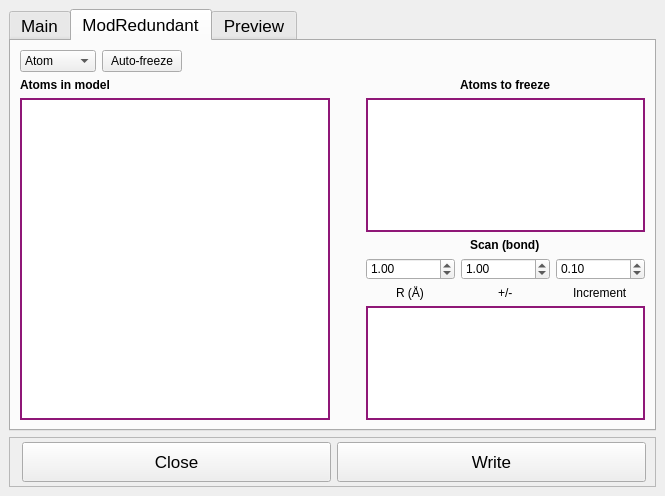
Qt form UIs/SetupWindow.ui (isaksengeir/REACT) before a commit.
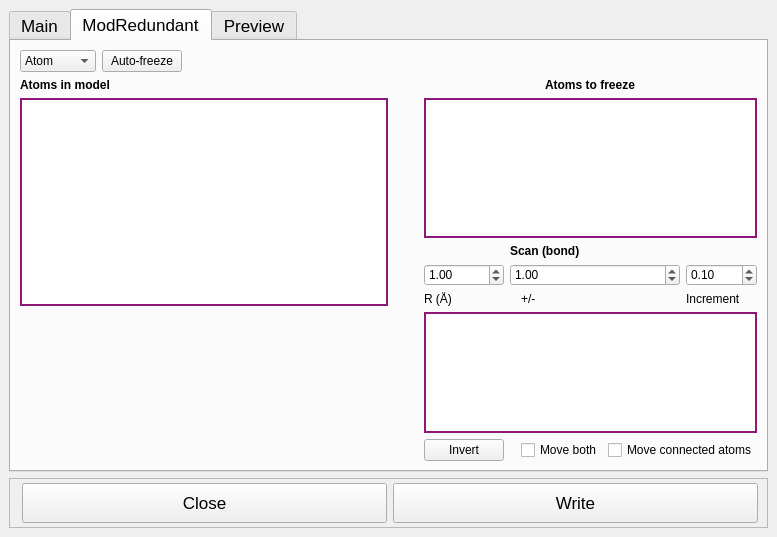
The same form after that commit. The open tabs and pages were chosen to show the change. Icons and pictures are not drawn.

```diff
--- a/UIs/SetupWindow.ui
+++ b/UIs/SetupWindow.ui
@@ -6,8 +6,8 @@
    <rect>
     <x>0</x>
     <y>0</y>
-    <width>665</width>
-    <height>496</height>
+    <width>777</width>
+    <height>537</height>
    </rect>
   </property>
   <property name="font">
@@ -1323,9 +1323,91 @@
        <attribute name="title">
         <string>ModRedundant</string>
        </attribute>
-       <layout class="QHBoxLayout" name="horizontalLayout_11">
-        <item>
-         <layout class="QGridLayout" name="gridLayout_11">
+       <layout class="QGridLayout" name="gridLayout_21">
+        <item row="0" column="0">
+         <layout class="QGridLayout" name="gridLayout_20">
+          <item row="5" column="2" rowspan="3" colspan="5">
+           <widget class="QListWidget" name="list_freeze_atoms_2">
+            <property name="minimumSize">
+             <size>
+              <width>150</width>
+              <height>0</height>
+             </size>
+            </property>
+            <property name="maximumSize">
+             <size>
+              <width>16777215</width>
+              <height>16777215</height>
+             </size>
+            </property>
+            <property name="font">
+             <font>
+              <family>Courier</family>
+              <pointsize>11</pointsize>
+             </font>
+            </property>
+            <property name="styleSheet">
+             <string notr="true">border 2px solid rgb(143, 23, 119)</string>
+            </property>
+           </widget>
+          </item>
+          <item row="3" column="6">
+           <widget class="QDoubleSpinBox" name="spinbox_scan_increment">
+            <property name="decimals">
+             <number>2</number>
+            </property>
+            <property name="minimum">
+             <double>-99.000000000000000</double>
+            </property>
+            <property name="maximum">
+             <double>99.000000000000000</double>
+            </property>
+            <property name="singleStep">
+             <double>0.100000000000000</double>
+            </property>
+            <property name="value">
+             <double>0.100000000000000</double>
+            </property>
+           </widget>
+          </item>
+          <item row="3" column="3" colspan="3">
+           <widget class="QDoubleSpinBox" name="spinbox_scan_pm">
+            <property name="decimals">
+             <number>2</number>
+            </property>
+            <property name="minimum">
+             <double>-99.000000000000000</double>
+            </property>
+            <property name="maximum">
+             <double>99.000000000000000</double>
+            </property>
+            <property name="singleStep">
+             <double>0.100000000000000</double>
+            </property>
+            <property name="value">
+             <double>1.000000000000000</double>
+            </property>
+           </widget>
+          </item>
+          <item row="3" column="2">
+           <widget class="QDoubleSpinBox" name="spinbox_radius">
+            <property name="decimals">
+             <number>2</number>
+            </property>
+            <property name="minimum">
+             <double>-99.000000000000000</double>
+            </property>
+            <property name="maximum">
+             <double>99.000000000000000</double>
+            </property>
+            <property name="singleStep">
+             <double>0.100000000000000</double>
+            </property>
+            <property name="value">
+             <double>1.000000000000000</double>
+            </property>
+           </widget>
+          </item>
           <item row="0" column="0">
            <layout class="QGridLayout" name="gridLayout_6">
             <item row="0" column="0">
@@ -1374,47 +1456,33 @@
             </item>
            </layout>
           </item>
-          <item row="1" column="0">
-           <layout class="QGridLayout" name="gridLayout_5">
-            <item row="0" column="0" rowspan="2">
-             <layout class="QGridLayout" name="gridLayout_4">
-              <item row="0" column="0">
-               <widget class="QLabel" name="label">
-                <property name="font">
-                 <font>
-                  <weight>75</weight>
-                  <bold>true</bold>
-                 </font>
-                </property>
-                <property name="text">
-                 <string>Atoms in model</string>
-                </property>
-               </widget>
-              </item>
-              <item row="1" column="0">
-               <widget class="QListWidget" name="list_model">
-                <property name="minimumSize">
+          <item row="2" column="1" rowspan="2">
+           <spacer name="verticalSpacer_4">
+            <property name="orientation">
+             <enum>Qt::Vertical</enum>
+            </property>
+            <property name="sizeHint" stdset="0">
                  <size>
-                  <width>300</width>
-                  <height>0</height>
-                 </size>
-                </property>
+              <width>20</width>
+              <height>47</height>
+             </size>
+            </property>
+           </spacer>
+          </item>
+          <item row="4" column="4">
+           <widget class="QLabel" name="label_10">
                 <property name="font">
                  <font>
-                  <family>Courier</family>
-                  <pointsize>11</pointsize>
-                 </font>
-                </property>
-                <property name="styleSheet">
-                 <string notr="true">border 2px solid rgb(143, 23, 119);
-
-</string>
+              <weight>50</weight>
+              <bold>false</bold>
+             </font>
+            </property>
+            <property name="text">
+             <string>+/-</string>
                 </property>
                </widget>
               </item>
-             </layout>
-            </item>
-            <item row="0" column="1">
+          <item row="1" column="1" colspan="6">
              <layout class="QGridLayout" name="gridLayout_2">
               <item row="2" column="0">
                <widget class="QPushButton" name="button_add_freeze">
@@ -1596,92 +1664,7 @@
               </item>
              </layout>
             </item>
-            <item row="1" column="1">
-             <layout class="QGridLayout" name="gridLayout_3">
-              <item row="0" column="0" rowspan="3">
-               <spacer name="verticalSpacer_4">
-                <property name="orientation">
-                 <enum>Qt::Vertical</enum>
-                </property>
-                <property name="sizeHint" stdset="0">
-                 <size>
-                  <width>20</width>
-                  <height>40</height>
-                 </size>
-                </property>
-               </spacer>
-              </item>
-              <item row="0" column="2" alignment="Qt::AlignHCenter">
-               <widget class="QLabel" name="label_8">
-                <property name="font">
-                 <font>
-                  <weight>75</weight>
-                  <bold>true</bold>
-                 </font>
-                </property>
-                <property name="text">
-                 <string>Scan (bond)</string>
-                </property>
-               </widget>
-              </item>
-              <item row="1" column="1">
-               <widget class="QDoubleSpinBox" name="spinbox_radius">
-                <property name="decimals">
-                 <number>2</number>
-                </property>
-                <property name="minimum">
-                 <double>-99.000000000000000</double>
-                </property>
-                <property name="maximum">
-                 <double>99.000000000000000</double>
-                </property>
-                <property name="singleStep">
-                 <double>0.100000000000000</double>
-                </property>
-                <property name="value">
-                 <double>1.000000000000000</double>
-                </property>
-               </widget>
-              </item>
-              <item row="1" column="2">
-               <widget class="QDoubleSpinBox" name="spinbox_scan_pm">
-                <property name="decimals">
-                 <number>2</number>
-                </property>
-                <property name="minimum">
-                 <double>-99.000000000000000</double>
-                </property>
-                <property name="maximum">
-                 <double>99.000000000000000</double>
-                </property>
-                <property name="singleStep">
-                 <double>0.100000000000000</double>
-                </property>
-                <property name="value">
-                 <double>1.000000000000000</double>
-                </property>
-               </widget>
-              </item>
-              <item row="1" column="3">
-               <widget class="QDoubleSpinBox" name="spinbox_scan_increment">
-                <property name="decimals">
-                 <number>2</number>
-                </property>
-                <property name="minimum">
-                 <double>-99.000000000000000</double>
-                </property>
-                <property name="maximum">
-                 <double>99.000000000000000</double>
-                </property>
-                <property name="singleStep">
-                 <double>0.100000000000000</double>
-                </property>
-                <property name="value">
-                 <double>0.100000000000000</double>
-                </property>
-               </widget>
-              </item>
-              <item row="2" column="1" alignment="Qt::AlignHCenter">
+          <item row="4" column="2">
                <widget class="QLabel" name="label_9">
                 <property name="font">
                  <font>
@@ -1697,20 +1680,122 @@
                 </property>
                </widget>
               </item>
-              <item row="2" column="2" alignment="Qt::AlignHCenter">
-               <widget class="QLabel" name="label_10">
+          <item row="1" column="0" rowspan="4">
+           <layout class="QGridLayout" name="gridLayout_4">
+            <item row="0" column="0">
+             <widget class="QLabel" name="label">
                 <property name="font">
                  <font>
-                  <weight>50</weight>
-                  <bold>false</bold>
+                <weight>75</weight>
+                <bold>true</bold>
                  </font>
                 </property>
                 <property name="text">
-                 <string>+/-</string>
+               <string>Atoms in model</string>
                 </property>
                </widget>
               </item>
-              <item row="2" column="3" alignment="Qt::AlignHCenter">
+            <item row="1" column="0">
+             <widget class="QListWidget" name="list_model">
+              <property name="minimumSize">
+               <size>
+                <width>300</width>
+                <height>0</height>
+               </size>
+              </property>
+              <property name="font">
+               <font>
+                <family>Courier</family>
+                <pointsize>11</pointsize>
+               </font>
+              </property>
+              <property name="styleSheet">
+               <string notr="true">border 2px solid rgb(143, 23, 119);
+
+</string>
+              </property>
+             </widget>
+            </item>
+           </layout>
+          </item>
+          <item row="2" column="3" colspan="3">
+           <widget class="QLabel" name="label_8">
+            <property name="font">
+             <font>
+              <weight>75</weight>
+              <bold>true</bold>
+             </font>
+            </property>
+            <property name="text">
+             <string>Scan (bond)</string>
+            </property>
+           </widget>
+          </item>
+          <item row="8" column="5" colspan="2">
+           <widget class="QCheckBox" name="checkBox_2">
+            <property name="text">
+             <string>Move connected atoms</string>
+            </property>
+           </widget>
+          </item>
+          <item row="6" column="1">
+           <widget class="QPushButton" name="button_delete_scan">
+            <property name="minimumSize">
+             <size>
+              <width>24</width>
+              <height>24</height>
+             </size>
+            </property>
+            <property name="maximumSize">
+             <size>
+              <width>24</width>
+              <height>24</height>
+             </size>
+            </property>
+            <property name="styleSheet">
+             <string notr="true">QPushButton {
+	background-color: rgb(143, 23, 119);
+  	color: white;
+
+}
+
+QPushButton:hover
+{
+   	background-color:rgb(143, 23, 119);
+
+	border-style: outset;
+	border-width: 0px;
+	border-radius:10px;
+
+	
+	/*border-color: rgb(12, 103, 213);*/
+}
+QPushButton:pressed
+{
+   	/*background-color:rgb(17, 145, 255);
+	color: black*/
+	background-color: rgb(42, 42, 42);
+}</string>
+            </property>
+            <property name="text">
+             <string/>
+            </property>
+            <property name="icon">
+             <iconset>
+              <normaloff>:/24x24/resources/icons/arrow-minus.png</normaloff>:/24x24/resources/icons/arrow-minus.png</iconset>
+            </property>
+            <property name="iconSize">
+             <size>
+              <width>24</width>
+              <height>24</height>
+             </size>
+            </property>
+            <property name="flat">
+             <bool>true</bool>
+            </property>
+           </widget>
+          </item>
+          <item row="4" column="6">
                <widget class="QLabel" name="label_11">
                 <property name="font">
                  <font>
@@ -1723,7 +1808,7 @@
                 </property>
                </widget>
               </item>
-              <item row="3" column="0">
+          <item row="5" column="1">
                <widget class="QPushButton" name="button_add_scan">
                 <property name="minimumSize">
                  <size>
@@ -1780,104 +1865,32 @@
                 </property>
                </widget>
               </item>
-              <item row="3" column="1" rowspan="3" colspan="3">
-               <widget class="QListWidget" name="list_freeze_atoms_2">
-                <property name="minimumSize">
-                 <size>
-                  <width>150</width>
-                  <height>0</height>
-                 </size>
-                </property>
-                <property name="maximumSize">
-                 <size>
-                  <width>16777215</width>
-                  <height>16777215</height>
-                 </size>
-                </property>
-                <property name="font">
-                 <font>
-                  <family>Courier</family>
-                  <pointsize>11</pointsize>
-                 </font>
-                </property>
-                <property name="styleSheet">
-                 <string notr="true">border 2px solid rgb(143, 23, 119)</string>
-                </property>
-               </widget>
-              </item>
-              <item row="4" column="0">
-               <widget class="QPushButton" name="button_delete_scan">
-                <property name="minimumSize">
-                 <size>
-                  <width>24</width>
-                  <height>24</height>
-                 </size>
-                </property>
-                <property name="maximumSize">
-                 <size>
-                  <width>24</width>
-                  <height>24</height>
-                 </size>
-                </property>
-                <property name="styleSheet">
-                 <string notr="true">QPushButton {
-	background-color: rgb(143, 23, 119);
-  	color: white;
-
-}
-
-QPushButton:hover
-{
-   	background-color:rgb(143, 23, 119);
-
-	border-style: outset;
-	border-width: 0px;
-	border-radius:10px;
-
-	
-	/*border-color: rgb(12, 103, 213);*/
-}
-QPushButton:pressed
-{
-   	/*background-color:rgb(17, 145, 255);
-	color: black*/
-	background-color: rgb(42, 42, 42);
-}</string>
-                </property>
-                <property name="text">
-                 <string/>
-                </property>
-                <property name="icon">
-                 <iconset>
-                  <normaloff>:/24x24/resources/icons/arrow-minus.png</normaloff>:/24x24/resources/icons/arrow-minus.png</iconset>
-                </property>
-                <property name="iconSize">
-                 <size>
-                  <width>24</width>
-                  <height>24</height>
-                 </size>
-                </property>
-                <property name="flat">
-                 <bool>true</bool>
-                </property>
-               </widget>
-              </item>
-              <item row="5" column="0">
+          <item row="7" column="1">
                <spacer name="verticalSpacer_5">
                 <property name="orientation">
                  <enum>Qt::Vertical</enum>
                 </property>
                 <property name="sizeHint" stdset="0">
                  <size>
-                  <width>20</width>
-                  <height>40</height>
+              <width>21</width>
+              <height>13</height>
                  </size>
                 </property>
                </spacer>
               </item>
-             </layout>
-            </item>
-           </layout>
+          <item row="8" column="4">
+           <widget class="QCheckBox" name="checkBox">
+            <property name="text">
+             <string>Move both</string>
+            </property>
+           </widget>
+          </item>
+          <item row="8" column="2">
+           <widget class="QPushButton" name="pushButton">
+            <property name="text">
+             <string>Invert</string>
+            </property>
+           </widget>
           </item>
          </layout>
         </item>
```
Left out of the diff: 6 changed lines with no effect on the pictures. Lines whose indentation alone changed are shown as unchanged.
